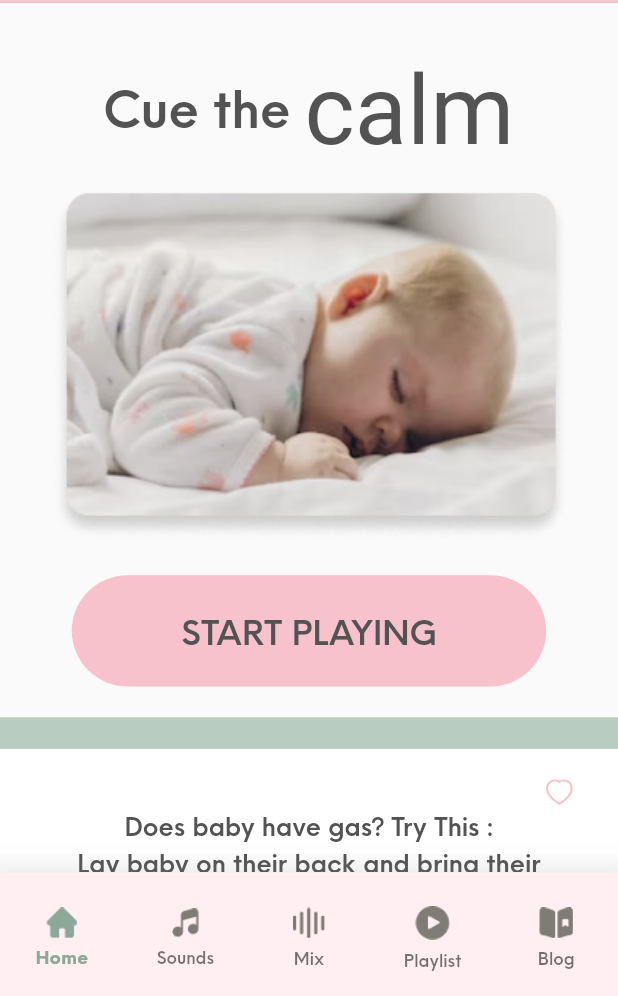
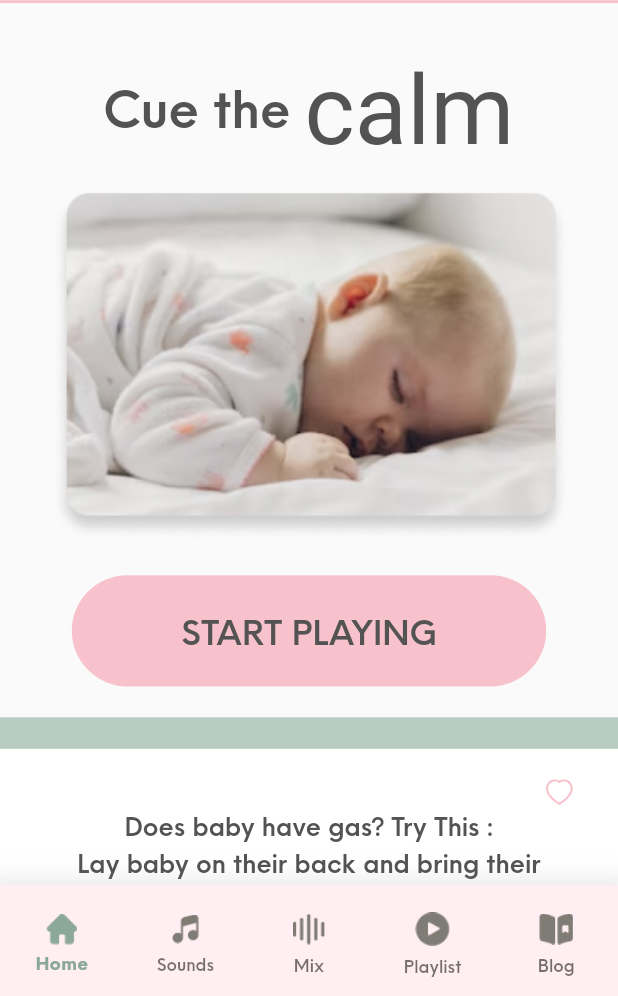
Before and after one commit to Sabuj-Kumar/by-by-cry, a Flutter app: the screen it shows after launch, on a phone screen of 412 x 824 dp, the part 240-1236 px from its top. Run offline on Flutter 3.47's test engine with Material 2 defaults, Android fonts, the light colour scheme and no system bars; our stand-ins replace audioplayers, flutter_riverpod, flutter_svg, google_fonts, shared_preferences; missing offline and left inert: flutter_screen_wake, perfect_volume_control; Roboto replaces fonts that are missing (Sacramento).

Commit message:
erro issue fixed

```diff
--- a/lib/screens/botom_nev_bar/bootom_nav_bar.dart
+++ b/lib/screens/botom_nev_bar/bootom_nav_bar.dart
@@ -42,7 +42,7 @@ class CustomBottomAppBarState extends ConsumerState<CustomBottomAppBar> {
   Widget build(BuildContext context) {
     final width = ScreenSize(context).width;
     return Container(
-      height: width * 0.2,
+      height: width * 0.18,
       decoration: BoxDecoration(boxShadow: [
         BoxShadow(
             color: Colors.grey.withOpacity(0.1), blurRadius: 6, spreadRadius: 6)
```
Also changed, not shown: lib/screens/now_palying_screen.dart (+6 -7 lines).
